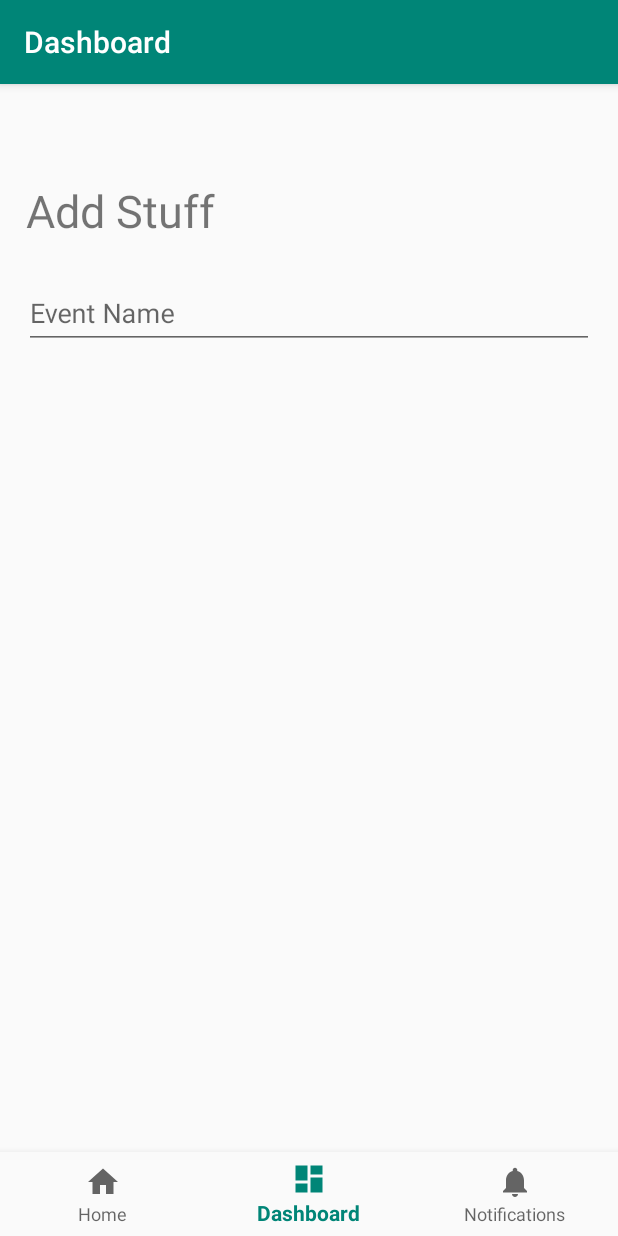
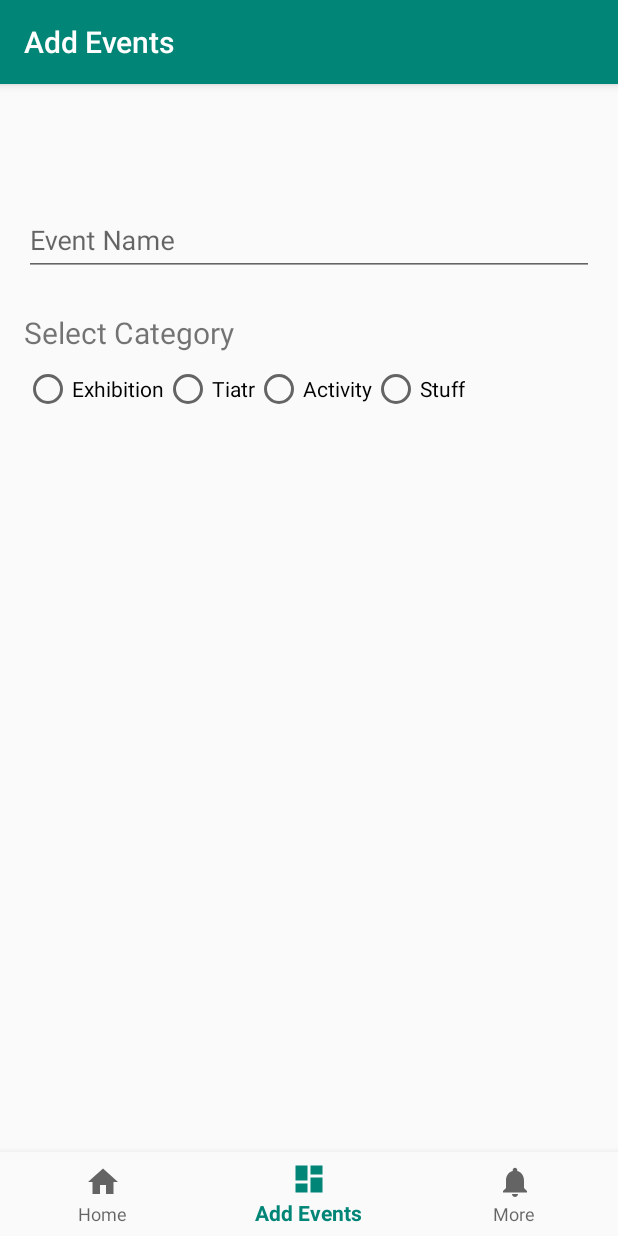
Before and after one commit to jefftorcato/Saudade, an Android app: the DashboardFragment screen opened through its navigation route, on a phone screen of 412 x 824 dp. Run offline under Robolectric (Android 15) with nearby library versions, the phone set to English and light mode, and no system bars; our stand-ins replace navigation-ui.

Commit message:
Add Event

```diff
--- /dev/null
+++ b/SaudadeAdmin/app/src/main/java/com/jefftorcato/saudadeadmin/ui/dashboard/DashboardFormState.kt
@@ -0,0 +1,4 @@
+package com.jefftorcato.saudadeadmin.ui.dashboard
+
+class DashboardFormState {
+}
--- a/SaudadeAdmin/app/src/main/java/com/jefftorcato/saudadeadmin/ui/dashboard/DashboardFragment.kt
+++ b/SaudadeAdmin/app/src/main/java/com/jefftorcato/saudadeadmin/ui/dashboard/DashboardFragment.kt
@@ -4,7 +4,9 @@ import android.os.Bundle
 import android.view.LayoutInflater
 import android.view.View
 import android.view.ViewGroup
-import android.widget.TextView
+import android.widget.ArrayAdapter
+import android.widget.RadioButton
+import android.widget.Spinner
 import androidx.fragment.app.Fragment
 import androidx.lifecycle.Observer
 import androidx.lifecycle.ViewModelProviders
@@ -13,6 +15,7 @@ import com.jefftorcato.saudadeadmin.R
 class DashboardFragment : Fragment() {
 
     private lateinit var dashboardViewModel: DashboardViewModel
+    private lateinit var spinnerCategory: Spinner
 
     override fun onCreateView(
         inflater: LayoutInflater,
@@ -22,10 +25,52 @@ class DashboardFragment : Fragment() {
         dashboardViewModel =
             ViewModelProviders.of(this).get(DashboardViewModel::class.java)
         val root = inflater.inflate(R.layout.fragment_dashboard, container, false)
-        val textView: TextView = root.findViewById(R.id.text_dashboard)
+        //val textView: TextView = root.findViewById(R.id.text_dashboard)
         dashboardViewModel.text.observe(this, Observer {
-            textView.text = it
+            //textView.text = it
         })
+        //addItemsToSpinner(root)
+        //val categoryRadio:RadioButton = root.findViewById(R.id.radioGroup)
+        //onRadioButtonCategoryClicked(categoryRadio)
         return root
     }
+
+    /*private fun addItemsToSpinner(root: View) {
+        spinnerCategory = root.findViewById(R.id.planets_spinner)
+
+        val categoryList = ArrayList<String>()
+        categoryList.add("Pani")
+        categoryList.add("Jeff")
+
+        val arrayAdapter = ArrayAdapter(this, android.R.layout.simple_spinner_item)
+        spinnerCategory.adapter = arrayAdapter
+
+    }*/
+
+    fun onRadioButtonCategoryClicked(view: View) {
+        if (view is RadioButton) {
+            // Is the button now checked?
+            val checked = view.isChecked
+
+            // Check which radio button was clicked
+            when (view.getId()) {
+                R.id.radio_exhibition ->
+                    if (checked) {
+                        // Pirates are the best
+                    }
+                R.id.radio_tiatr ->
+                    if (checked) {
+                        // Ninjas rule
+                    }
+                R.id.radio_activity ->
+                    if (checked) {
+                        // Ninjas rule
+                    }
+                R.id.radio_stuff ->
+                    if (checked) {
+                        // Ninjas rule
+                    }
+            }
+        }
+    }
 }
--- a/SaudadeAdmin/app/src/main/res/layout/fragment_dashboard.xml
+++ b/SaudadeAdmin/app/src/main/res/layout/fragment_dashboard.xml
@@ -12,11 +12,12 @@
         android:layout_marginStart="16dp"
         android:layout_marginTop="16dp"
         android:layout_marginEnd="16dp"
-        android:layout_marginBottom="599dp"
-        app:layout_constraintBottom_toBottomOf="parent"
+        android:layout_marginBottom="8dp"
+        app:layout_constraintBottom_toTopOf="@+id/textView"
         app:layout_constraintEnd_toEndOf="parent"
         app:layout_constraintStart_toStartOf="parent"
-        app:layout_constraintTop_toBottomOf="@+id/textView_addStuff">
+        app:layout_constraintTop_toTopOf="parent"
+        app:layout_constraintVertical_bias="0.45">
 
         <com.google.android.material.textfield.TextInputEditText
             android:layout_width="match_parent"
@@ -24,18 +25,59 @@
             android:hint="Event Name" />
     </com.google.android.material.textfield.TextInputLayout>
 
+    <RadioGroup
+        android:id="@+id/radioGroup"
+        android:layout_width="0dp"
+        android:layout_height="wrap_content"
+        android:layout_marginStart="16dp"
+        android:layout_marginTop="8dp"
+        android:layout_marginEnd="16dp"
+        android:orientation="horizontal"
+        app:layout_constraintEnd_toEndOf="parent"
+        app:layout_constraintStart_toStartOf="parent"
+        app:layout_constraintTop_toBottomOf="@+id/textView">
+
+        <RadioButton
+            android:id="@+id/radio_exhibition"
+            android:layout_width="wrap_content"
+            android:layout_height="wrap_content"
+            android:onClick="onRadioButtonCategoryClicked"
+            android:text="@string/radio_exhibition" />
+
+        <RadioButton
+            android:id="@+id/radio_tiatr"
+            android:layout_width="wrap_content"
+            android:layout_height="wrap_content"
+            android:onClick="onRadioButtonCategoryClicked"
+            android:text="@string/radio_tiatr" />
+
+        <RadioButton
+            android:id="@+id/radio_activity"
+            android:layout_width="wrap_content"
+            android:layout_height="wrap_content"
+            android:onClick="onRadioButtonCategoryClicked"
+            android:text="@string/radio_activity" />
+
+        <RadioButton
+            android:id="@+id/radio_stuff"
+            android:layout_width="wrap_content"
+            android:layout_height="wrap_content"
+            android:onClick="onRadioButtonCategoryClicked"
+            android:text="@string/radio_stuff" />
+    </RadioGroup>
+
     <TextView
-        android:id="@+id/textView_addStuff"
+        android:id="@+id/textView"
         android:layout_width="wrap_content"
         android:layout_height="wrap_content"
-        android:layout_marginStart="16dp"
         android:layout_marginTop="16dp"
-        android:layout_marginEnd="268dp"
-        android:text="Add Stuff"
-        android:textSize="30sp"
-        app:layout_constraintBottom_toTopOf="@+id/eventName_Textinput"
-        app:layout_constraintEnd_toEndOf="parent"
-        app:layout_constraintStart_toStartOf="parent"
-        app:layout_constraintTop_toTopOf="parent" />
+        android:layout_marginBottom="8dp"
+        android:text="@string/radioButtonTextView"
+        android:textSize="20sp"
+        app:layout_constraintBottom_toTopOf="@+id/radioGroup"
+        app:layout_constraintEnd_toEndOf="@+id/radioGroup"
+        app:layout_constraintHorizontal_bias="0.0"
+        app:layout_constraintStart_toStartOf="@+id/radioGroup"
+        app:layout_constraintTop_toBottomOf="@+id/eventName_Textinput" />
 
 </androidx.constraintlayout.widget.ConstraintLayout>
--- a/SaudadeAdmin/app/src/main/res/values/strings.xml
+++ b/SaudadeAdmin/app/src/main/res/values/strings.xml
@@ -1,8 +1,8 @@
 <resources>
     <string name="app_name">SaudadeAdmin</string>
     <string name="title_home">Home</string>
-    <string name="title_dashboard">Dashboard</string>
-    <string name="title_notifications">Notifications</string>
+    <string name="title_dashboard">Add Events</string>
+    <string name="title_notifications">More</string>
     <string name="title_activity_login">Sign in</string>
     <string name="prompt_email">Email</string>
     <string name="prompt_password">Password</string>
@@ -12,4 +12,9 @@
     <string name="invalid_username">Not a valid username</string>
     <string name="invalid_password">Password must be >5 characters</string>
     <string name="login_failed">"Login failed"</string>
+    <string name="radio_exhibition">Exhibition</string>
+    <string name="radio_tiatr">Tiatr</string>
+    <string name="radio_activity">Activity</string>
+    <string name="radio_stuff">Stuff</string>
+    <string name="radioButtonTextView">Select Category</string>
 </resources>
```
